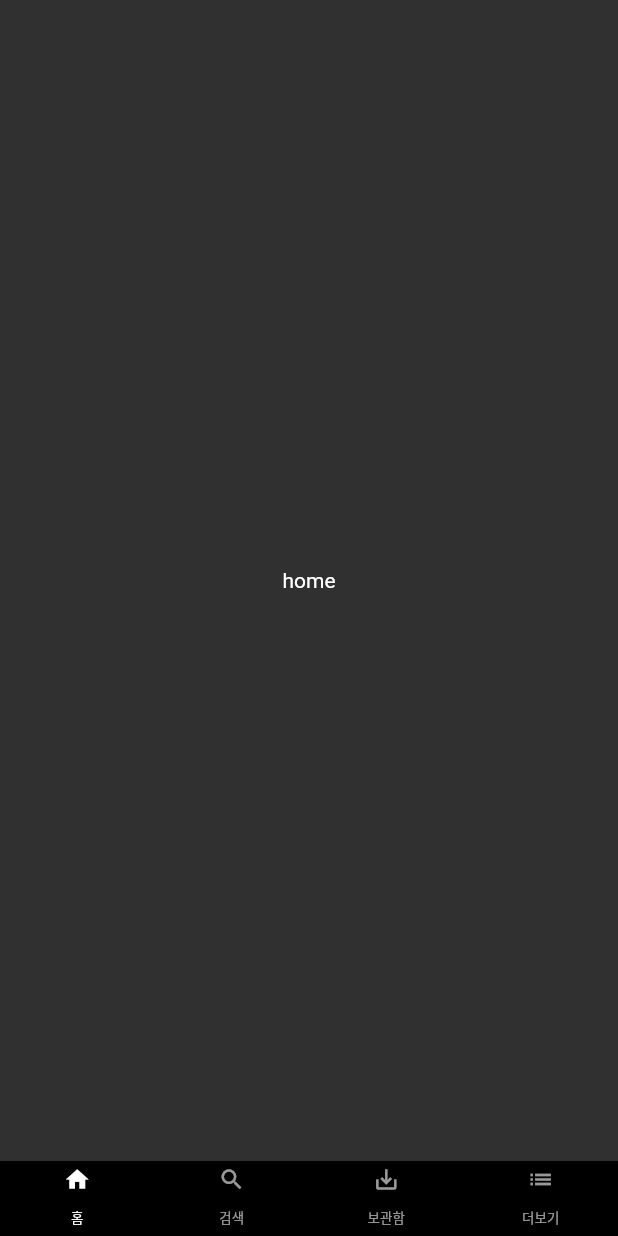
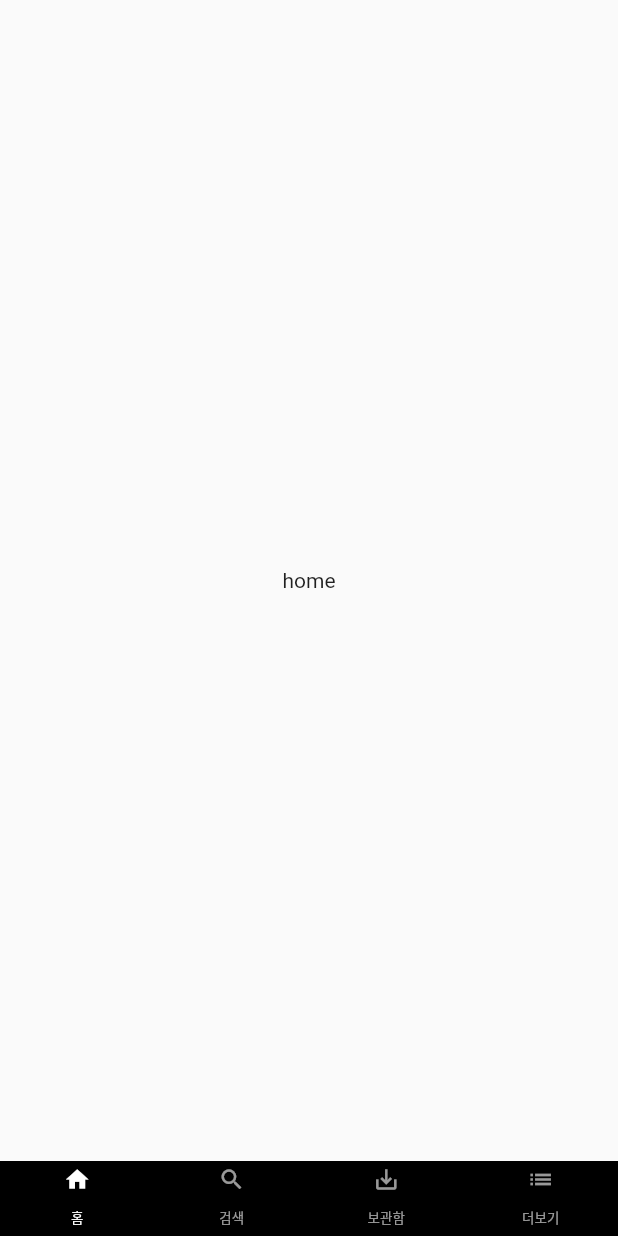
Before and after one commit to Juwon-Yun/flutter_fb, a Flutter app: the screen it shows after launch, on a phone screen of 412 x 824 dp. Run offline on Flutter 3.47's test engine with Material 2 defaults, Android fonts, the phone set to English and light mode, and no system bars.

```diff
--- a/lib/main.dart
+++ b/lib/main.dart
@@ -21,13 +21,14 @@ class _FirebaseExampleState extends State<FirebaseExample> {
       debugShowCheckedModeBanner: false,
       title: 'YunFlix',
       theme: ThemeData(
-        brightness: Brightness.dark,
+        // darkTheme working, you need to remove the brightness parameter
+        // brightness: Brightness.dark,
         primaryColor: Colors.black,
 
         // accentColor is deprecated
-        // colorScheme: ColorScheme.fromSwatch().copyWith(
-        //   secondary: Colors.white,
-        // ),
+        colorScheme: ColorScheme.fromSwatch().copyWith(
+          secondary: Colors.white,
+        ),
       ),
       home: SafeArea(
         top: false,
```
